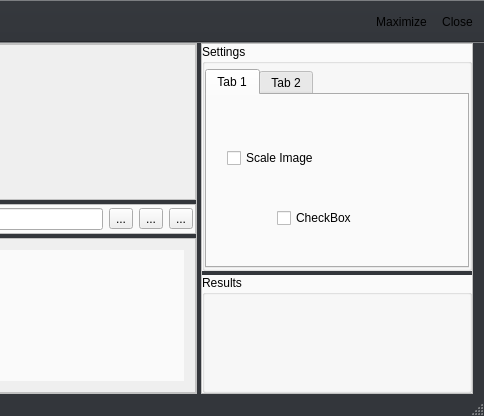
Before: the Qt Designer form ImageProcessor/mainwindow.ui in gitdev1234/ImageProcessor, drawn with Qt 5; both pictures show x 350 to 834 and y 0 to 416 of the 834 by 416 pixel window.
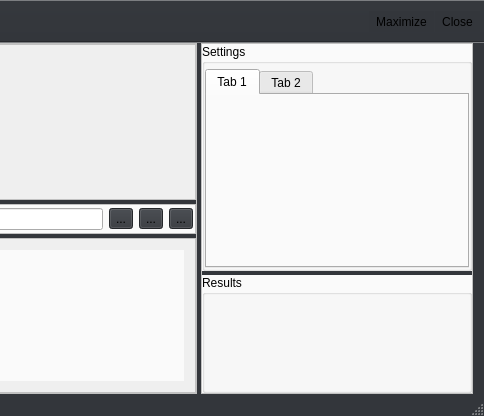
After: the same form once the commit is applied. Icons and pictures are not drawn.

Commit message: finished stretching, zooming, image-size

```diff
--- a/ImageProcessor/mainwindow.ui
+++ b/ImageProcessor/mainwindow.ui
@@ -38,7 +38,23 @@
     background-color:#33363b;
 	color:#cad4de;
 }
-</string>
+
+QToolButton{
+background-color:#33363b;
+}
+
+QToolButton:hover {
+    color :#33363b;
+    background: qlineargradient(x1: 0, y1: 0, x2: 0, y2: 1,
+                                stop: 0 #33363b, stop: 1 #aCcEF1);
+}
+
+QToolButton:disabled {
+    color :#33363b;
+    background: qlineargradient(x1: 0, y1: 0, x2: 0, y2: 1,
+                                stop: 0 #33363b, stop: 1 #aCcEF1);
+    border-image url(:/res/resources/zoom_fit.png);
+}</string>
   </property>
   <widget class="QWidget" name="widget">
    <layout class="QHBoxLayout" name="horizontalLayout">
@@ -262,6 +278,9 @@
             </item>
             <item>
              <widget class="QToolButton" name="toolButton">
+              <property name="styleSheet">
+               <string notr="true"/>
+              </property>
               <property name="text">
                <string>...</string>
               </property>
@@ -365,32 +384,6 @@
                <attribute name="title">
                 <string>Tab 1</string>
                </attribute>
-               <widget class="QCheckBox" name="checkBox">
-                <property name="geometry">
-                 <rect>
-                  <x>20</x>
-                  <y>50</y>
-                  <width>131</width>
-                  <height>26</height>
-                 </rect>
-                </property>
-                <property name="text">
-                 <string>Scale Image</string>
-                </property>
-               </widget>
-               <widget class="QCheckBox" name="checkBox_2">
-                <property name="geometry">
-                 <rect>
-                  <x>70</x>
-                  <y>110</y>
-                  <width>95</width>
-                  <height>26</height>
-                 </rect>
-                </property>
-                <property name="text">
-                 <string>CheckBox</string>
-                </property>
-               </widget>
               </widget>
               <widget class="QWidget" name="tab_2">
                <attribute name="title">
```
Left out of the diff: 36 changed lines with no effect on the pictures. The commit also changes 6 other files.
